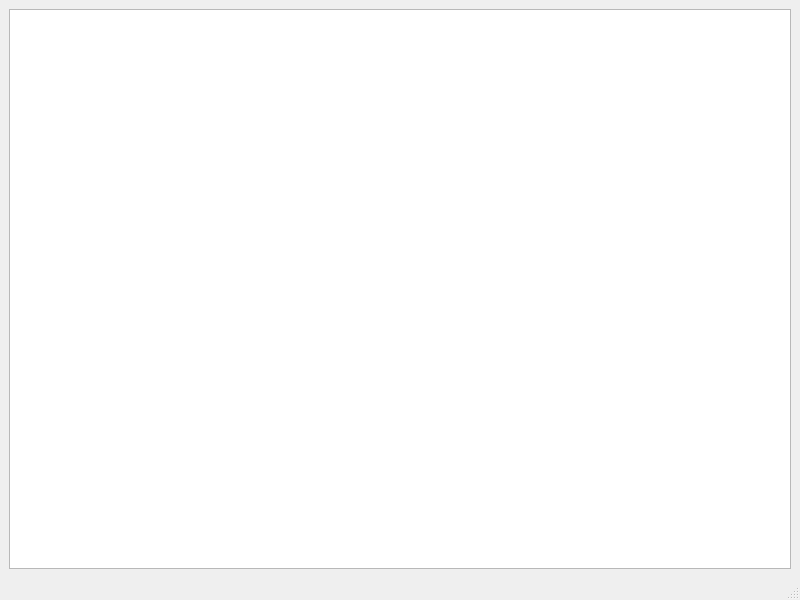
Qt form client/basedata/mainwindow.ui (HOOSHANKAVOSHBORNA/REPLICATEBASICDATA) before a commit.
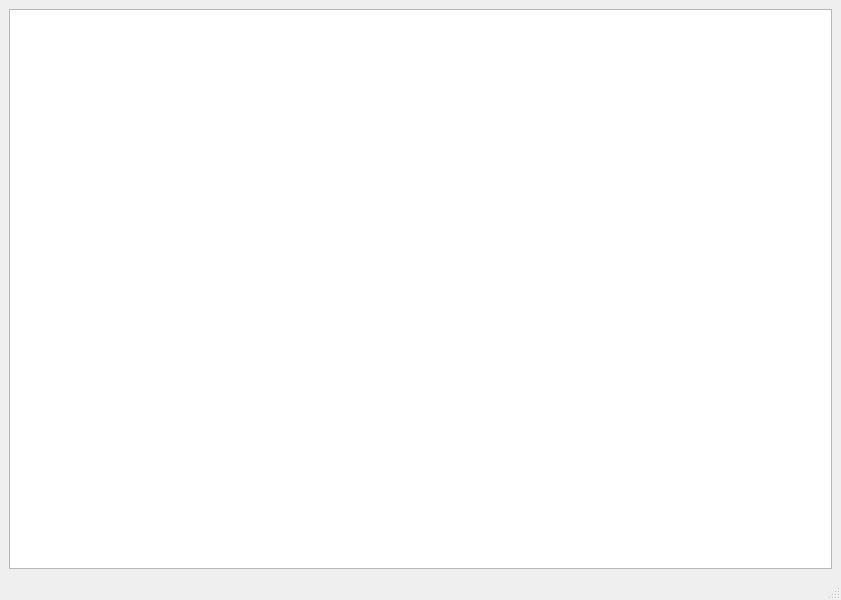
The same form after that commit.

Commit message: add search and filter to review form

```diff
--- a/client/basedata/mainwindow.ui
+++ b/client/basedata/mainwindow.ui
@@ -6,7 +6,7 @@
    <rect>
     <x>0</x>
     <y>0</y>
-    <width>800</width>
+    <width>841</width>
     <height>600</height>
    </rect>
   </property>
@@ -26,6 +26,9 @@
       <property name="selectionBehavior">
        <enum>QAbstractItemView::SelectRows</enum>
       </property>
+      <attribute name="horizontalHeaderStretchLastSection">
+       <bool>true</bool>
+      </attribute>
       <attribute name="verticalHeaderVisible">
        <bool>false</bool>
       </attribute>
```
Left out of the diff: 2 changed lines with no effect on the pictures. The commit also changes 7 other files.
